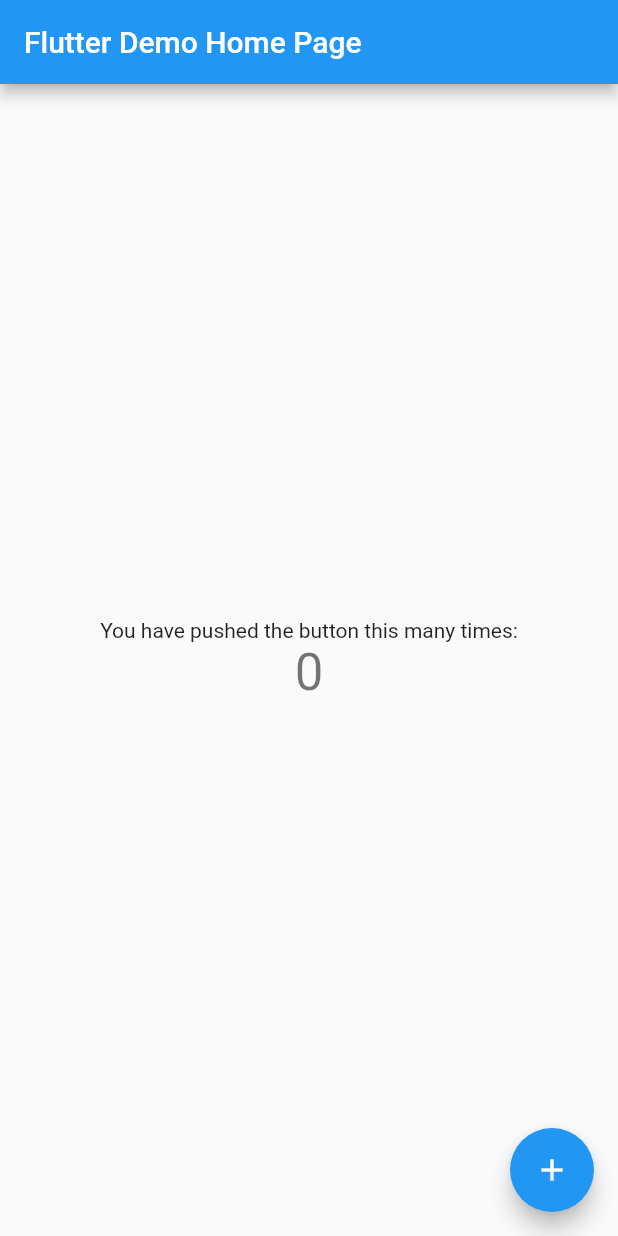
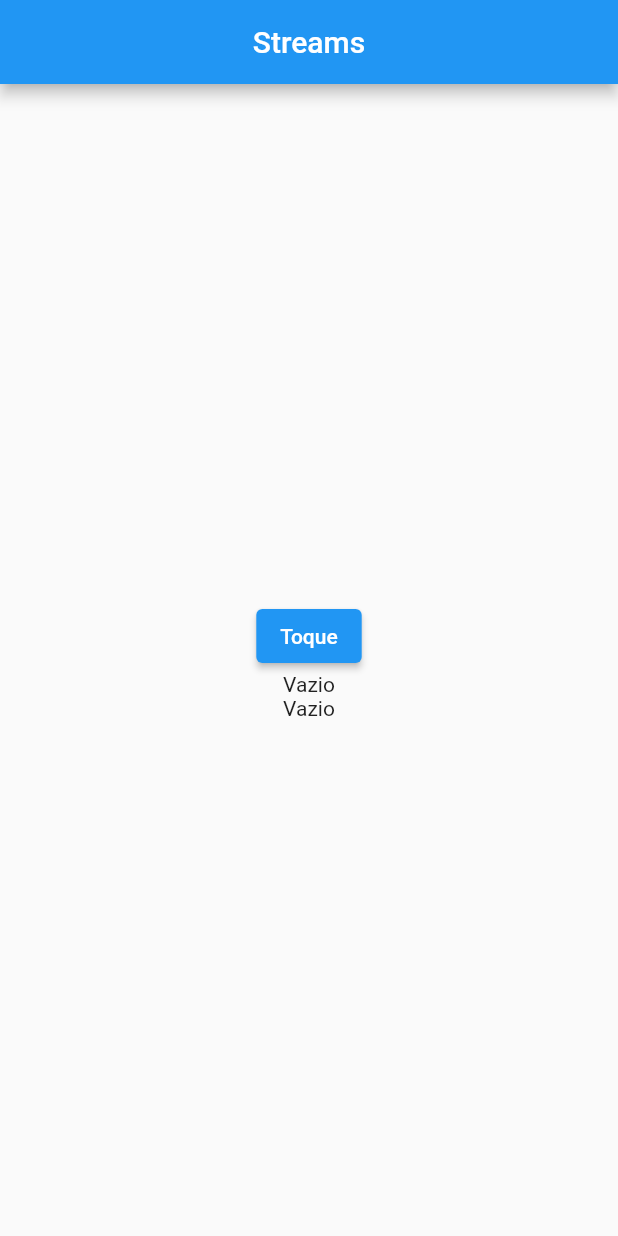
Before and after one commit to joceljunior/flutter_base, a Flutter app: the screen it shows after launch, on a phone screen of 412 x 824 dp. Run offline on Flutter 3.47's test engine with Material 2 defaults, Android fonts, the phone set to English and light mode, and no system bars; our stand-ins replace rxdart.

Commit message:
estudos de streams.

```diff
--- /dev/null
+++ b/lib/home.dart
@@ -0,0 +1,71 @@
+import 'dart:async';
+
+import 'package:flutter/material.dart';
+import 'package:rxdart/rxdart.dart';
+
+class MyHomePage extends StatefulWidget {
+  @override
+  State<MyHomePage> createState() => _MyHomePageState();
+}
+
+class _MyHomePageState extends State<MyHomePage> {
+  late StreamController<String> controller;
+
+  @override
+  void initState() {
+    // iniciando fluxo de stream
+    // assinatura unica
+    //controller = StreamController<String>();
+    // assinatura multipla
+    controller = StreamController.broadcast();
+
+    //stream rxdart
+    controller = BehaviorSubject<String>();
+
+    controller.stream.listen((event) {
+      print(event);
+    });
+
+    super.initState();
+  }
+
+  @override
+  void dispose() {
+    // fechar stream
+    controller.close();
+    super.dispose();
+  }
+
+  @override
+  Widget build(BuildContext context) {
+    return Column(
+      mainAxisAlignment: MainAxisAlignment.center,
+      crossAxisAlignment: CrossAxisAlignment.center,
+      children: [
+        Center(
+          child: ElevatedButton(
+            onPressed: () {
+              // envia evento para o ouvinte
+              controller.add('event');
+            },
+            child: const Text('Toque'),
+          ),
+        ),
+        StreamBuilder(
+          stream: controller.stream, // stram que o ouvindo vai escutar
+          initialData: "Vazio",
+          builder: (context, snapshot) {
+            return Text(snapshot.data.toString());
+          },
+        ),
+        StreamBuilder(
+          stream: controller.stream, // stram que o ouvindo vai escutar
+          initialData: "Vazio",
+          builder: (context, snapshot) {
+            return Text(snapshot.data.toString());
+          },
+        ),
+      ],
+    );
+  }
+}
--- a/lib/main.dart
+++ b/lib/main.dart
@@ -1,4 +1,5 @@
 import 'package:flutter/material.dart';
+import 'package:flutter_base/home.dart';
 
 void main() {
   runApp(const MyApp());
@@ -11,105 +12,21 @@
   @override
   Widget build(BuildContext context) {
     return MaterialApp(
-      title: 'Flutter Demo',
+      title: 'Streams',
       theme: ThemeData(
-        // This is the theme of your application.
-        //
-        // Try running your application with "flutter run". You'll see the
-        // application has a blue toolbar. Then, without quitting the app, try
-        // changing the primarySwatch below to Colors.green and then invoke
-        // "hot reload" (press "r" in the console where you ran "flutter run",
-        // or simply save your changes to "hot reload" in a Flutter IDE).
-        // Notice that the counter didn't reset back to zero; the application
-        // is not restarted.
         primarySwatch: Colors.blue,
       ),
-      home: const MyHomePage(title: 'Flutter Demo Home Page'),
+      home: Scaffold(
+        appBar: AppBar(
+          centerTitle: true,
+          title: Text('Streams'),
+        ),
+        body: MyHomePage(),
+      ),
     );
   }
 }
 
-class MyHomePage extends StatefulWidget {
-  const MyHomePage({Key? key, required this.title}) : super(key: key);
-
-  // This widget is the home page of your application. It is stateful, meaning
-  // that it has a State object (defined below) that contains fields that affect
-  // how it looks.
-
-  // This class is the configuration for the state. It holds the values (in this
-  // case the title) provided by the parent (in this case the App widget) and
-  // used by the build method of the State. Fields in a Widget subclass are
-  // always marked "final".
-
-  final String title;
-
-  @override
-  State<MyHomePage> createState() => _MyHomePageState();
-}
-
-class _MyHomePageState extends State<MyHomePage> {
-  int _counter = 0;
-
-  void _incrementCounter() {
-    setState(() {
-      // This call to setState tells the Flutter framework that something has
-      // changed in this State, which causes it to rerun the build method below
-      // so that the display can reflect the updated values. If we changed
-      // _counter without calling setState(), then the build method would not be
-      // called again, and so nothing would appear to happen.
-      _counter++;
-    });
-  }
-
-  @override
-  Widget build(BuildContext context) {
-    // This method is rerun every time setState is called, for instance as done
-    // by the _incrementCounter method above.
-    //
-    // The Flutter framework has been optimized to make rerunning build methods
-    // fast, so that you can just rebuild anything that needs updating rather
-    // than having to individually change instances of widgets.
-    return Scaffold(
-      appBar: AppBar(
-        // Here we take the value from the MyHomePage object that was created by
-        // the App.build method, and use it to set our appbar title.
-        title: Text(widget.title),
-      ),
-      body: Center(
-        // Center is a layout widget. It takes a single child and positions it
-        // in the middle of the parent.
-        child: Column(
-          // Column is also a layout widget. It takes a list of children and
-          // arranges them vertically. By default, it sizes itself to fit its
-          // children horizontally, and tries to be as tall as its parent.
-          //
-          // Invoke "debug painting" (press "p" in the console, choose the
-          // "Toggle Debug Paint" action from the Flutter Inspector in Android
-          // Studio, or the "Toggle Debug Paint" command in Visual Studio Code)
-          // to see the wireframe for each widget.
-          //
-          // Column has various properties to control how it sizes itself and
-          // how it positions its children. Here we use mainAxisAlignment to
-          // center the children vertically; the main axis here is the vertical
-          // axis because Columns are vertical (the cross axis would be
-          // horizontal).
-          mainAxisAlignment: MainAxisAlignment.center,
-          children: <Widget>[
-            const Text(
-              'You have pushed the button this many times:',
-            ),
-            Text(
-              '$_counter',
-              style: Theme.of(context).textTheme.headline4,
-            ),
-          ],
-        ),
-      ),
-      floatingActionButton: FloatingActionButton(
-        onPressed: _incrementCounter,
-        tooltip: 'Increment',
-        child: const Icon(Icons.add),
-      ), // This trailing comma makes auto-formatting nicer for build methods.
-    );
-  }
-}
+    //! dois tipos
+    // assinaura unica = conectar apenas a um ouvinte.
+    // assinaura multiplas = varios ouvintes. (broadcast)
--- a/pubspec.yaml
+++ b/pubspec.yaml
@@ -31,9 +31,11 @@
     sdk: flutter
 
 
+
   # The following adds the Cupertino Icons font to your application.
   # Use with the CupertinoIcons class for iOS style icons.
   cupertino_icons: ^1.0.2
+  rxdart: ^0.27.3
 
 dev_dependencies:
   flutter_test:
```
Also changed, not shown: pubspec.lock.
